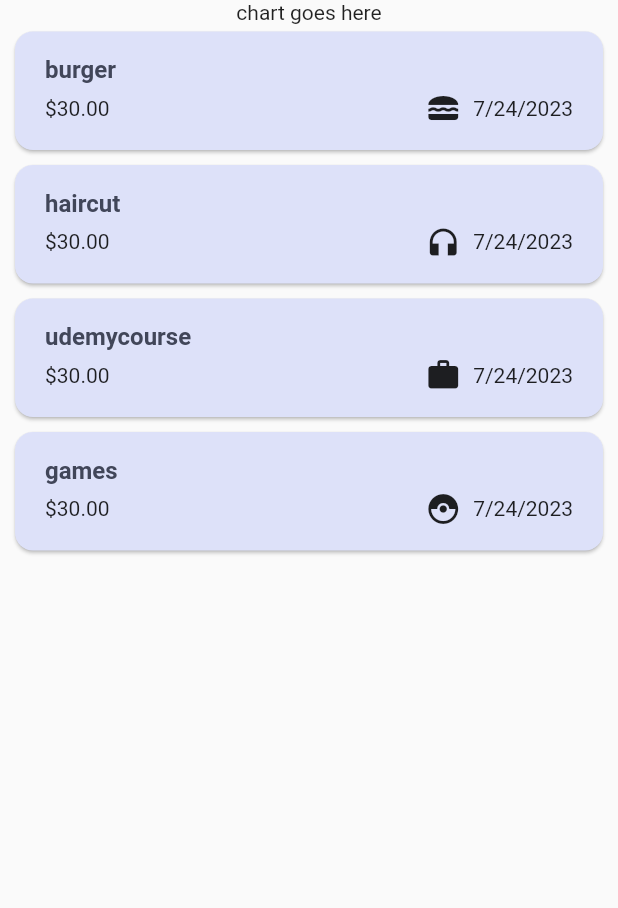
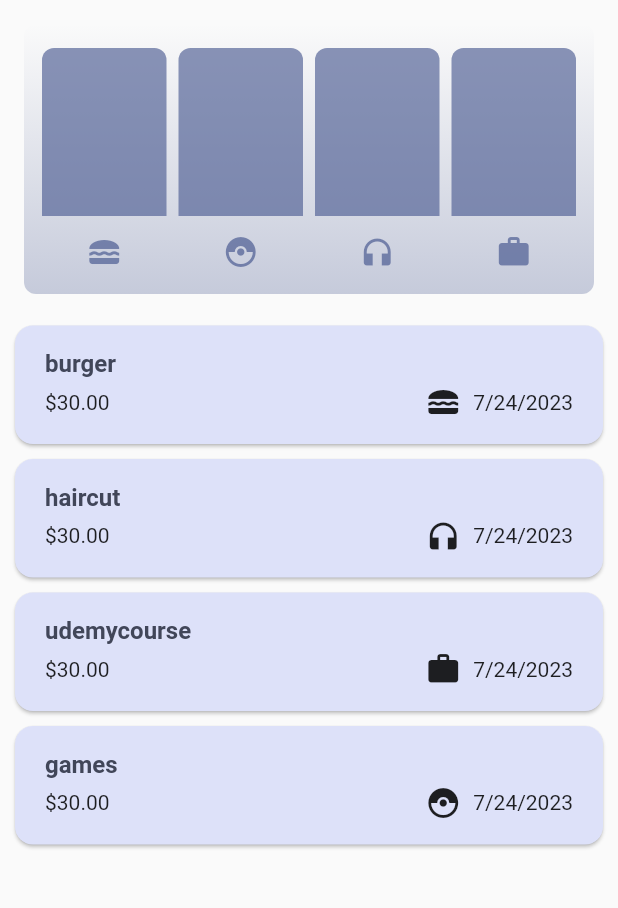
Before and after one commit to imNotADuck/flutter2_expense_app, a Flutter app: the screen it shows after launch, on a phone screen of 412 x 824 dp, the part 84-992 px from its top. Run offline on Flutter 3.47's test engine with Material 2 defaults, Android fonts, the phone set to English and light mode, and no system bars.

Commit message:
add chart

```diff
--- a/lib/models/expense.dart
+++ b/lib/models/expense.dart
@@ -1,12 +1,16 @@
 import 'package:flutter/material.dart';
 import 'package:uuid/uuid.dart';
 import 'package:intl/intl.dart';
+
 const uuid = Uuid();
 
 final formatter = DateFormat.yMd();
 
 enum ExpenseEnum {
-   life, food, leisure, work,
+  life,
+  food,
+  leisure,
+  work,
 }
 
 const categoryIcon = {
@@ -34,3 +38,28 @@ class Expense {
     return formatter.format(date);
   }
 }
+
+class ExpenseBucket {
+  ExpenseBucket({
+    required this.expenses,
+    required this.category,
+  });
+
+  ExpenseBucket.forCategory(List<Expense> allExpesense, this.category)
+      : expenses = allExpesense
+            .where((expense) => expense.category == category)
+            .toList();
+
+  final List<Expense> expenses;
+  final ExpenseEnum category;
+
+  double get expensesSum {
+    double sum = 0;
+
+    for (final expense in expenses) {
+      sum += expense.ammount;
+    }
+
+    return sum;
+  }
+}
--- /dev/null
+++ b/lib/widgets/chart/chart.dart
@@ -0,0 +1,96 @@
+import 'package:flutter/material.dart';
+
+import '../../models/expense.dart';
+import 'chart_bar.dart';
+
+
+class Chart extends StatelessWidget {
+  const Chart({super.key, required this.expenses});
+
+  final List<Expense> expenses;
+
+  List<ExpenseBucket> get buckets {
+    return [
+      ExpenseBucket.forCategory(expenses, ExpenseEnum.food),
+      ExpenseBucket.forCategory(expenses, ExpenseEnum.leisure),
+      ExpenseBucket.forCategory(expenses, ExpenseEnum.life),
+      ExpenseBucket.forCategory(expenses, ExpenseEnum.work),
+    ];
+  }
+
+  double get maxTotalExpense {
+    double maxTotalExpense = 0;
+
+    for (final bucket in buckets) {
+      if (bucket.expensesSum > maxTotalExpense) {
+        maxTotalExpense = bucket.expensesSum;
+      }
+    }
+
+    return maxTotalExpense;
+  }
+
+  @override
+  Widget build(BuildContext context) {
+    final isDarkMode =
+        MediaQuery.of(context).platformBrightness == Brightness.dark;
+    return Container(
+      margin: const EdgeInsets.all(16),
+      padding: const EdgeInsets.symmetric(
+        vertical: 16,
+        horizontal: 8,
+      ),
+      width: double.infinity,
+      height: 180,
+      decoration: BoxDecoration(
+        borderRadius: BorderRadius.circular(8),
+        gradient: LinearGradient(
+          colors: [
+            Theme.of(context).colorScheme.primary.withOpacity(0.3),
+            Theme.of(context).colorScheme.primary.withOpacity(0.0)
+          ],
+          begin: Alignment.bottomCenter,
+          end: Alignment.topCenter,
+        ),
+      ),
+      child: Column(
+        children: [
+          Expanded(
+            child: Row(
+              crossAxisAlignment: CrossAxisAlignment.end,
+              children: [
+                for (final bucket in buckets) // alternative to map()
+                  ChartBar(
+                    fill: bucket.expensesSum == 0
+                        ? 0
+                        : bucket.expensesSum / maxTotalExpense,
+                  )
+              ],
+            ),
+          ),
+          const SizedBox(height: 12),
+          Row(
+            children: buckets
+                .map(
+                  (bucket) => Expanded(
+                    child: Padding(
+                      padding: const EdgeInsets.symmetric(horizontal: 4),
+                      child: Icon(
+                        categoryIcon[bucket.category],
+                        color: isDarkMode
+                            ? Theme.of(context).colorScheme.secondary
+                            : Theme.of(context)
+                                .colorScheme
+                                .primary
+                                .withOpacity(0.7),
+                      ),
+                    ),
+                  ),
+                )
+                .toList(),
+          )
+        ],
+      ),
+    );
+  }
+}
--- /dev/null
+++ b/lib/widgets/chart/chart_bar.dart
@@ -0,0 +1,34 @@
+import 'package:flutter/material.dart';
+
+class ChartBar extends StatelessWidget {
+  const ChartBar({
+    super.key,
+    required this.fill,
+  });
+
+  final double fill;
+
+  @override
+  Widget build(BuildContext context) {
+    final isDarkMode =
+        MediaQuery.of(context).platformBrightness == Brightness.dark;
+    return Expanded(
+      child: Padding(
+        padding: const EdgeInsets.symmetric(horizontal: 4),
+        child: FractionallySizedBox(
+          heightFactor: fill,
+          child: DecoratedBox(
+            decoration: BoxDecoration(
+              shape: BoxShape.rectangle,
+              borderRadius:
+                  const BorderRadius.vertical(top: Radius.circular(8)),
+              color: isDarkMode
+                  ? Theme.of(context).colorScheme.secondary
+                  : Theme.of(context).colorScheme.primary.withOpacity(0.65),
+            ),
+          ),
+        ),
+      ),
+    );
+  }
+}
--- a/lib/widgets/expenses.dart
+++ b/lib/widgets/expenses.dart
@@ -1,4 +1,5 @@
 import 'package:flutter/material.dart';
+import 'package:flutter2_expense_app/widgets/chart/chart.dart';
 import 'package:flutter2_expense_app/widgets/expense_list.dart';
 import 'package:flutter2_expense_app/widgets/new_expense.dart';
 
@@ -107,7 +108,9 @@ class _ExpensesState extends State<Expenses> {
           ? placeHolder
           : Column(
               children: [
-                const Text('chart goes here'),
+                Chart(
+                  expenses: _expenseList,
+                ),
                 Expanded(
                   child: ExpenseList(
                     expenses: _expenseList,
--- a/lib/widgets/new_expense.dart
+++ b/lib/widgets/new_expense.dart
@@ -93,6 +93,7 @@ class _NewExpenseState extends State<NewExpense> {
       padding: const EdgeInsets.all(16),
       child: Column(children: [
         TextField(
+          style: Theme.of(context).textTheme.bodyMedium,
           decoration: const InputDecoration(
             label: Text("Title"),
           ),
@@ -104,6 +105,7 @@ class _NewExpenseState extends State<NewExpense> {
           children: [
             Expanded(
               child: TextField(
+                style: Theme.of(context).textTheme.bodyMedium,
                 decoration: const InputDecoration(
                   label: Text("Ammount"),
                   prefixText: "\$",
```
